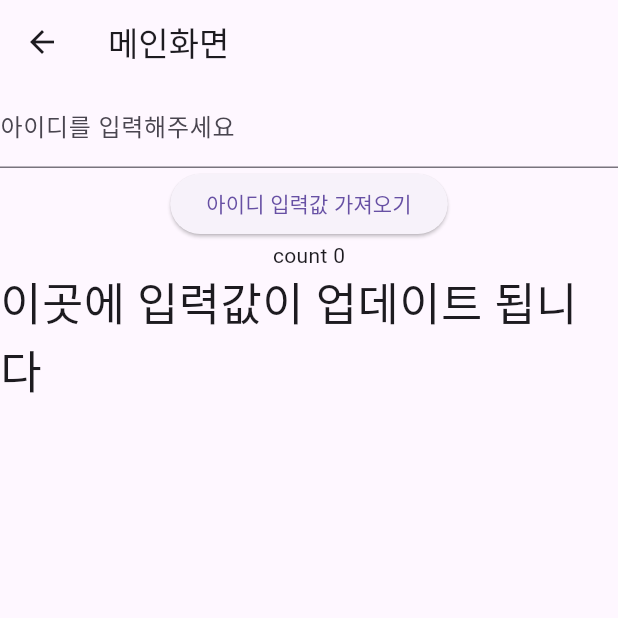
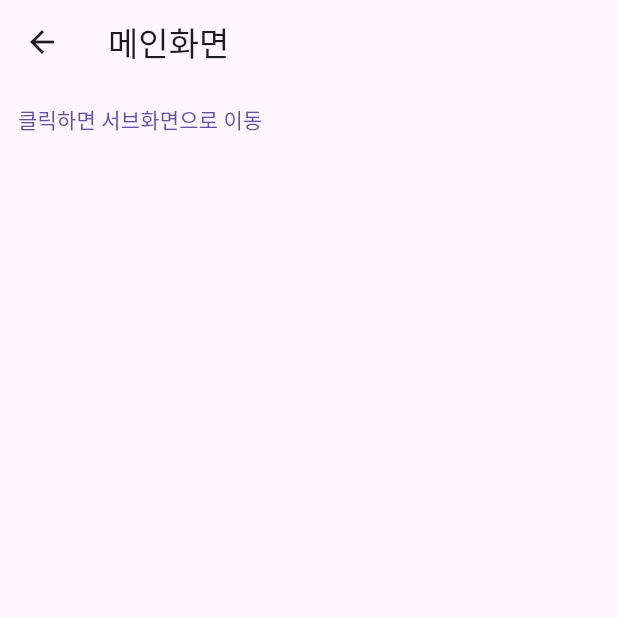
Before and after one commit to gaebaribari/flutter-pratice, a Flutter app: the screen it shows after launch, on a phone screen of 412 x 824 dp, the top half of it. Run offline on Flutter 3.47's test engine with Material 3 defaults, Android fonts, the phone set to English and light mode, and no system bars.

```diff
--- a/lib/screen/main_screen.dart
+++ b/lib/screen/main_screen.dart
@@ -8,9 +8,6 @@ class MainScreen extends StatefulWidget {
 }
 
 class _MainScreenState extends State<MainScreen> {
-  TextEditingController idController = TextEditingController();
-  String message = '이곳에 입력값이 업데이트 됩니다';
-  ValueNotifier<int> counter = ValueNotifier<int>(0);
 
   @override
   Widget build(BuildContext context) {
@@ -20,26 +17,18 @@ class _MainScreenState extends State<MainScreen> {
       ),
       body: Column(
         children: [
-          TextField(
-            controller: idController,
-            decoration: InputDecoration(
-              labelText: '아이디를 입력해주세요',
+          TextButton(
+            onPressed: () {
+              Navigator.pushNamed(
+                context,
+                '/sub',
+                arguments: 'hello',
+              );
+            },
+            child: Text(
+              '클릭하면 서브화면으로 이동',
             ),
-          ),
-          ElevatedButton(
-            onPressed: () {
-              counter.value = 30;
-            },
-            child: Text('아이디 입력값 가져오기'),
-          ),
-          ValueListenableBuilder<int>(
-              valueListenable: counter, builder: (context, value, child) {
-          return Text('count $value');
-          }),
-          Text(message,
-              style: TextStyle(
-                fontSize: 30,
-              )),
+          )
         ],
       ),
     );
```
Also changed, not shown: lib/main.dart (+9 -0 lines), lib/screen/sub_screen.dart (added, +29 -0 lines).
